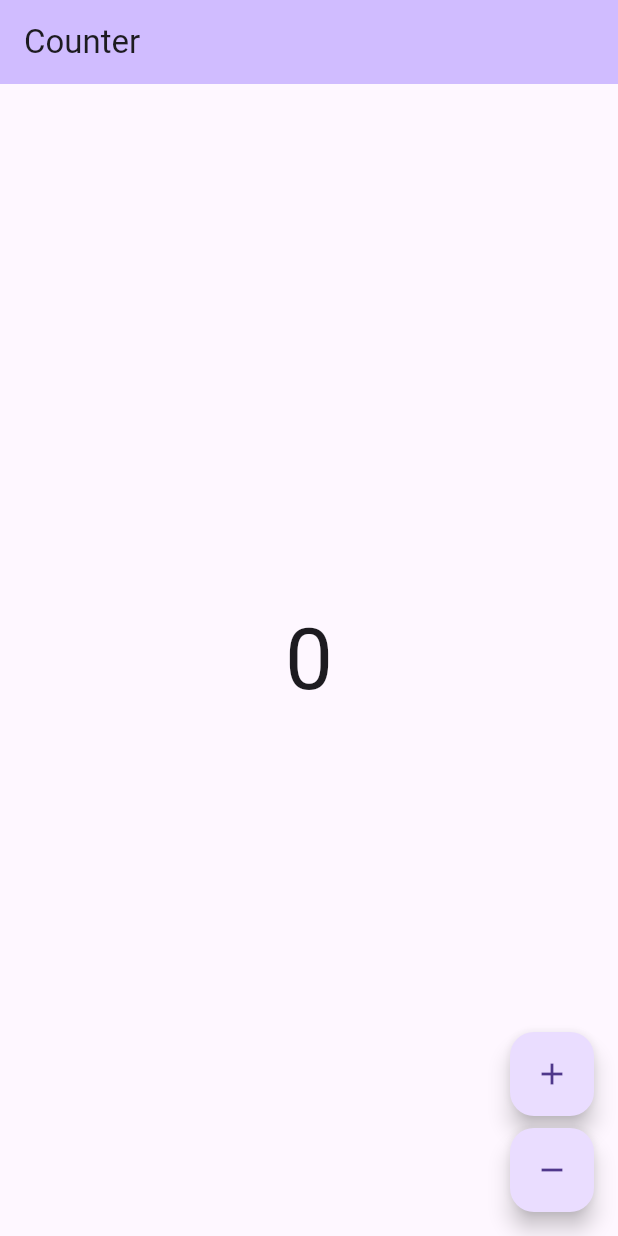
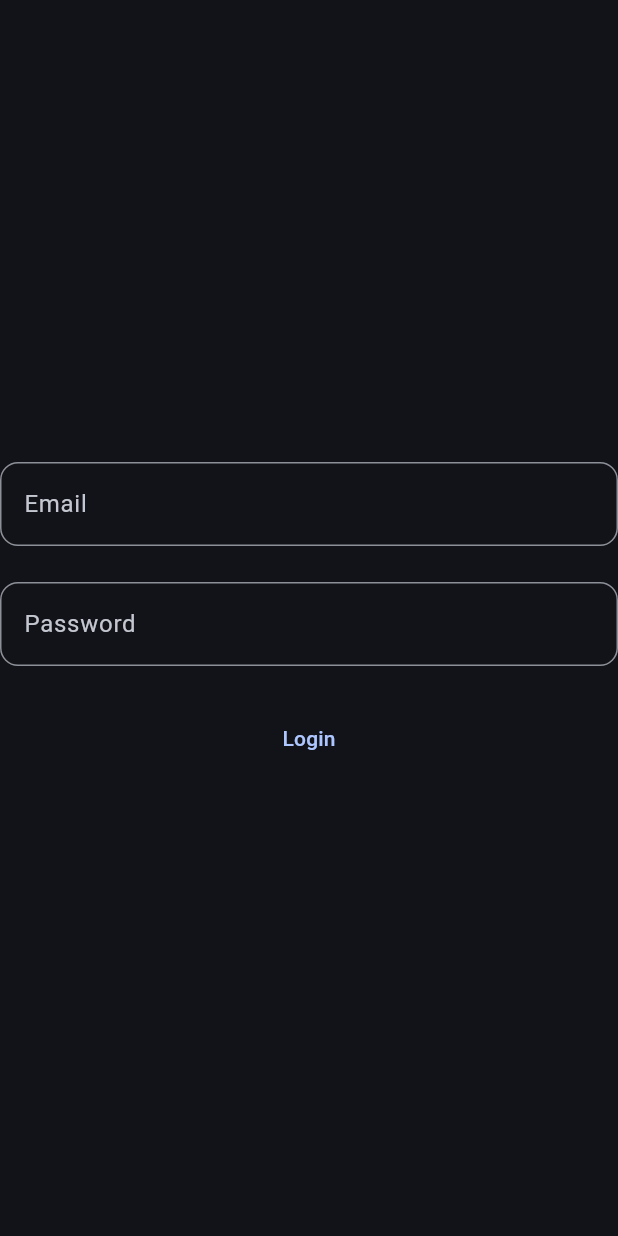
Before and after one commit to ferneyh57/chat, a Flutter app: the screen it shows after launch, on a phone screen of 412 x 824 dp. Run offline on Flutter 3.47's test engine with Material 3 defaults, Android fonts, the phone set to English and light mode, and no system bars; our stand-ins replace bloc, cloud_firestore, firebase_auth, firebase_core, get_it; accounts and stored records are empty; generated files the repository leaves out were written again.

Commit message:
EDIT - structure

```diff
--- a/lib/app/view/app.dart
+++ b/lib/app/view/app.dart
@@ -1,5 +1,5 @@
+import 'package:chat/home/view/home_page.dart';
 import 'package:flutter/material.dart';
-import 'package:chat/counter/counter.dart';
 import 'package:chat/l10n/l10n.dart';
 
 class App extends StatelessWidget {
@@ -9,14 +9,14 @@ class App extends StatelessWidget {
   Widget build(BuildContext context) {
     return MaterialApp(
       theme: ThemeData(
-        appBarTheme: AppBarTheme(
-          backgroundColor: Theme.of(context).colorScheme.inversePrimary,
+        colorScheme: ColorScheme.fromSeed(
+          seedColor: Colors.blueAccent,
+          brightness: Brightness.dark,
         ),
-        useMaterial3: true,
       ),
       localizationsDelegates: AppLocalizations.localizationsDelegates,
       supportedLocales: AppLocalizations.supportedLocales,
-      home: const CounterPage(),
+      home: const SplashPage(),
     );
   }
 }
--- a/lib/bootstrap.dart
+++ b/lib/bootstrap.dart
@@ -28,7 +28,8 @@ Future<void> bootstrap(FutureOr<Widget> Function() builder) async {
 
   Bloc.observer = const AppBlocObserver();
   // Add cross-flavor configuration here
+
+  await Firebase.initializeApp(options: DefaultFirebaseOptions.currentPlatform);
   WidgetsFlutterBinding.ensureInitialized();
-  await Firebase.initializeApp(options: DefaultFirebaseOptions.currentPlatform);
   runApp(await builder());
 }
--- a/lib/counter/counter.dart
+++ /dev/null
@@ -1,2 +0,0 @@
-export 'cubit/counter_cubit.dart';
-export 'view/counter_page.dart';
--- a/lib/counter/cubit/counter_cubit.dart
+++ /dev/null
@@ -1,8 +0,0 @@
-import 'package:bloc/bloc.dart';
-
-class CounterCubit extends Cubit<int> {
-  CounterCubit() : super(0);
-
-  void increment() => emit(state + 1);
-  void decrement() => emit(state - 1);
-}
--- a/lib/counter/view/counter_page.dart
+++ /dev/null
@@ -1,55 +0,0 @@
-import 'package:flutter/material.dart';
-import 'package:flutter_bloc/flutter_bloc.dart';
-import 'package:chat/counter/counter.dart';
-import 'package:chat/l10n/l10n.dart';
-
-class CounterPage extends StatelessWidget {
-  const CounterPage({super.key});
-
-  @override
-  Widget build(BuildContext context) {
-    return BlocProvider(
-      create: (_) => CounterCubit(),
-      child: const CounterView(),
-    );
-  }
-}
-
-class CounterView extends StatelessWidget {
-  const CounterView({super.key});
-
-  @override
-  Widget build(BuildContext context) {
-    final l10n = context.l10n;
-    return Scaffold(
-      appBar: AppBar(title: Text(l10n.counterAppBarTitle)),
-      body: const Center(child: CounterText()),
-      floatingActionButton: Column(
-        mainAxisAlignment: MainAxisAlignment.end,
-        crossAxisAlignment: CrossAxisAlignment.end,
-        children: [
-          FloatingActionButton(
-            onPressed: () => context.read<CounterCubit>().increment(),
-            child: const Icon(Icons.add),
-          ),
-          const SizedBox(height: 8),
-          FloatingActionButton(
-            onPressed: () => context.read<CounterCubit>().decrement(),
-            child: const Icon(Icons.remove),
-          ),
-        ],
-      ),
-    );
-  }
-}
-
-class CounterText extends StatelessWidget {
-  const CounterText({super.key});
-
-  @override
-  Widget build(BuildContext context) {
-    final theme = Theme.of(context);
-    final count = context.select((CounterCubit cubit) => cubit.state);
-    return Text('$count', style: theme.textTheme.displayLarge);
-  }
-}
--- /dev/null
+++ b/lib/home/view/home_page.dart
@@ -0,0 +1,79 @@
+import 'package:firebase_auth/firebase_auth.dart';
+import 'package:flutter/material.dart';
+
+class SplashPage extends StatelessWidget {
+  const SplashPage({super.key});
+
+  @override
+  Widget build(BuildContext context) {
+    return StreamBuilder(
+      stream: FirebaseAuth.instance.userChanges(),
+      builder: (context, snapshot) {
+        if (snapshot.connectionState == ConnectionState.waiting) {
+          return const Center(
+            child: SizedBox(
+              width: 50,
+              height: 50,
+              child: CircularProgressIndicator(),
+            ),
+          );
+        }
+        if (snapshot.data != null) return const HomePage();
+        return const LoginPage();
+      },
+    );
+  }
+}
+
+class HomePage extends StatelessWidget {
+  const HomePage({super.key});
+
+  @override
+  Widget build(BuildContext context) {
+    return const Scaffold(body: Center(child: Text('home')));
+  }
+}
+
+class LoginPage extends StatefulWidget {
+  const LoginPage({super.key});
+
+  @override
+  State<LoginPage> createState() => _LoginPageState();
+}
+
+class _LoginPageState extends State<LoginPage> {
+  @override
+  Widget build(BuildContext context) {
+    return Scaffold(
+      body: Center(
+        child: SizedBox(
+          width: 500,
+          child: Column(
+            mainAxisAlignment: MainAxisAlignment.center,
+            children: [
+              TextFormField(
+                decoration: InputDecoration(
+                  hintText: 'Email',
+                  border: OutlineInputBorder(
+                    borderRadius: BorderRadius.circular(12),
+                  ),
+                ),
+              ),
+              const SizedBox(height: 24),
+              TextFormField(
+                decoration: InputDecoration(
+                  hintText: 'Password',
+                  border: OutlineInputBorder(
+                    borderRadius: BorderRadius.circular(12),
+                  ),
+                ),
+              ),
+              const SizedBox(height: 24),
+              TextButton(onPressed: () {}, child: const Text('Login'))
+            ],
+          ),
+        ),
+      ),
+    );
+  }
+}
--- /dev/null
+++ b/lib/injector.dart
@@ -0,0 +1,5 @@
+import 'package:get_it/get_it.dart';
+
+void setupLocator() {
+  GetIt.I.registerLazySingleton(() => DataService());
+}
```
Also changed, not shown: 3 other files.
